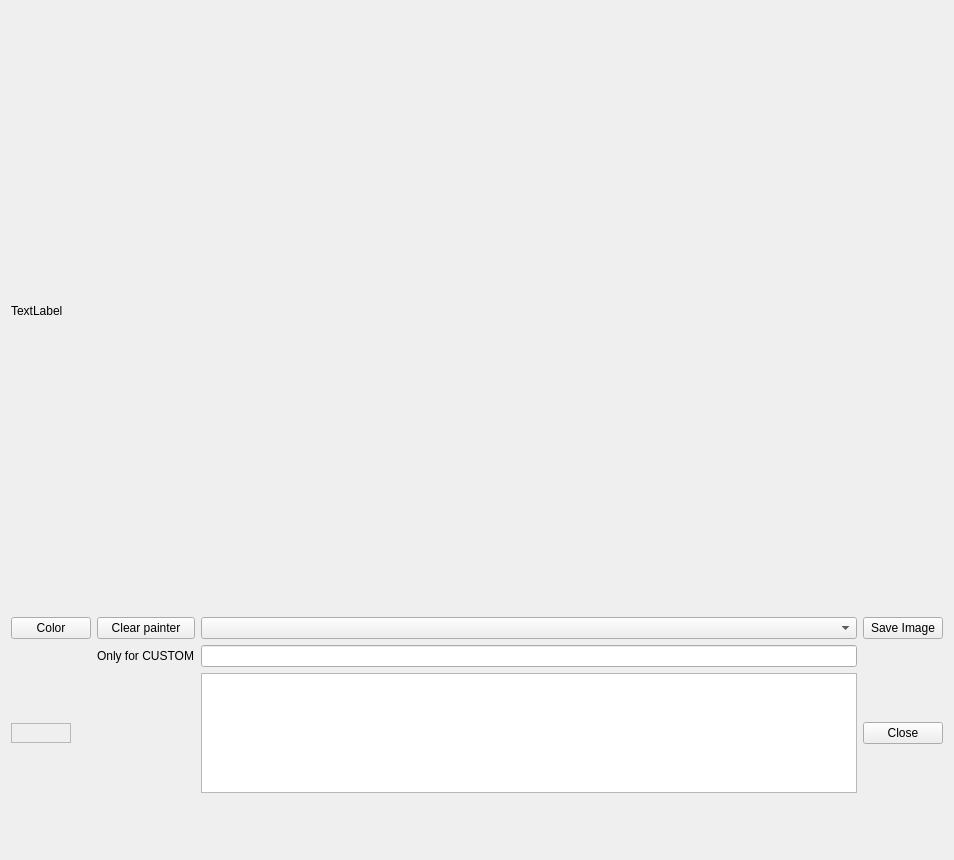
This is namalysator/w_screenshoterror.ui in phungthomas/Namalysator as Qt 5 draws it before an edit. The edited form follows.
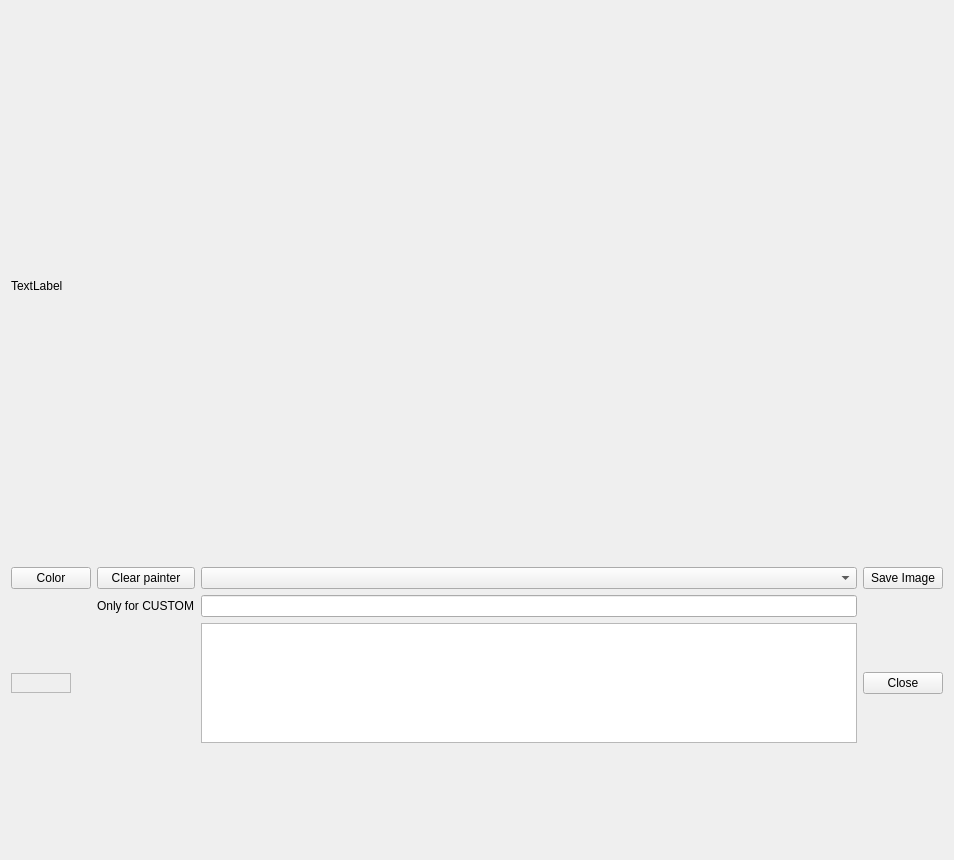
This is the edited form.

What changed in the file:
```diff
--- a/namalysator/w_screenshoterror.ui
+++ b/namalysator/w_screenshoterror.ui
@@ -41,8 +41,8 @@
        </property>
        <property name="minimumSize">
         <size>
-         <width>600</width>
-         <height>600</height>
+         <width>0</width>
+         <height>550</height>
         </size>
        </property>
        <property name="text">
```
